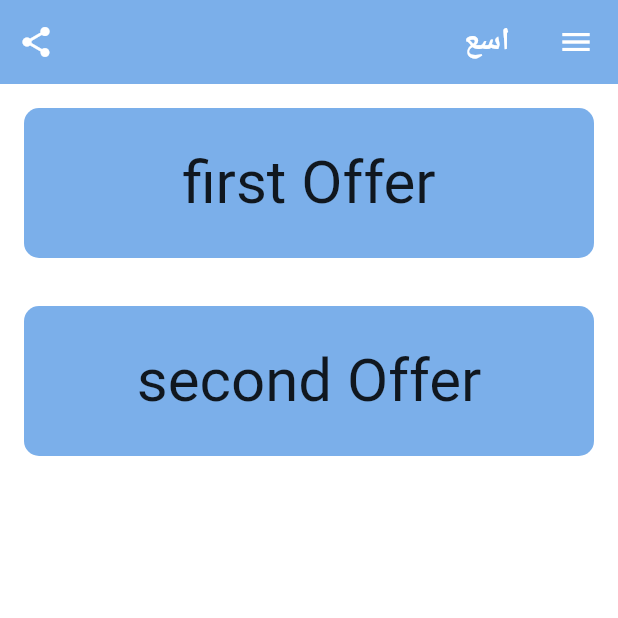
After one commit to Julairi/444-Project-G-15, a Flutter app: the Offers screen opened directly, on a phone screen of 412 x 824 dp, the top half of it. The commit adds this screen. Run offline on Flutter 3.47's test engine with Material 2 defaults, Android fonts, the phone set to English and light mode, and no system bars; our stand-ins replace cloud_firestore, firebase_auth, firebase_core; accounts and stored records are empty.

Commit message:
ui and retriving the data of the offers in t list

```diff
--- /dev/null
+++ b/lib/Screens/offers list/Square.dart
@@ -0,0 +1,27 @@
+import 'package:flutter/material.dart';
+
+import '../../constants.dart';
+
+class Mysq extends StatelessWidget {
+  final String child;
+  Mysq({required this.child});
+
+  @override
+  Widget build(BuildContext context) {
+    return Padding(
+      padding: const EdgeInsets.all(defaultPadding),
+      child: Container(
+        decoration: BoxDecoration(
+          borderRadius: BorderRadius.circular(10),
+          color: kPrimaryColor,
+        ),
+        height: 100,
+        child: Center(
+            child: Text(
+          child,
+          style: TextStyle(fontSize: 40),
+        )),
+      ),
+    );
+  }
+}
--- /dev/null
+++ b/lib/Screens/offers list/offers_list.dart
@@ -0,0 +1,45 @@
+import 'package:esaa/Screens/offers%20list/Square.dart';
+import 'package:esaa/Screens/offers%20list/appbar.dart';
+import 'package:esaa/constants.dart';
+import 'package:flutter/material.dart';
+import 'package:esaa/models/job.dart';
+
+class Offers extends StatelessWidget {
+  @override
+  Widget build(BuildContext context) {
+    final List _posts = ['first Offer', 'second Offer'];
+    return Scaffold(
+      appBar: AppBar(
+        backgroundColor: kPrimaryColor,
+        elevation: 0,
+        title: Text('اسع'),
+        leading: IconButton(
+          onPressed: () {
+            //do something
+          },
+          icon: Icon(Icons.menu),
+        ),
+        actions: [
+          IconButton(
+            onPressed: () {},
+            icon: Icon(Icons.share),
+          )
+        ],
+      ),
+      body: Column(
+        children: [
+//offers
+          Expanded(
+            child: ListView.builder(
+                itemCount: _posts.length,
+                itemBuilder: (context, index) {
+                  return Mysq(
+                    child: _posts[index],
+                  );
+                }),
+          ),
+        ],
+      ),
+    );
+  }
+}
--- a/lib/main.dart
+++ b/lib/main.dart
@@ -1,10 +1,13 @@
 import 'package:esaa/Screens/Welcome/components/welcome_screen.dart';
 import 'package:esaa/constants.dart';
 import 'package:esaa/screens/Signup/signup_screen.dart';
+import 'package:firebase_core/firebase_core.dart';
 import 'package:flutter/material.dart';
 import 'package:flutter_localizations/flutter_localizations.dart';
 
-void main() {
+Future<void> main() async {
+  WidgetsFlutterBinding.ensureInitialized();
+  await Firebase.initializeApp();
   runApp(const MyApp());
 }
 
```
Also changed, not shown: lib/Screens/Welcome/components/login_signup_btn.dart (+23 -0 lines), lib/Screens/offers list/ListPage.dart (added, +109 -0 lines), lib/Screens/offers list/OfferList.dart (added, +88 -0 lines), lib/Screens/offers list/appbar.dart (added, +25 -0 lines), lib/components/SearchCard.dart (added, +57 -0 lines), lib/components/tag_list.dart (added, +82 -0 lines), lib/models/job.dart (added, +26 -0 lines), assets/OIP (1).jpg (added), assets/OIP.jpg (added), assets/download (1).jpg (added), assets/download.jpg (added).
